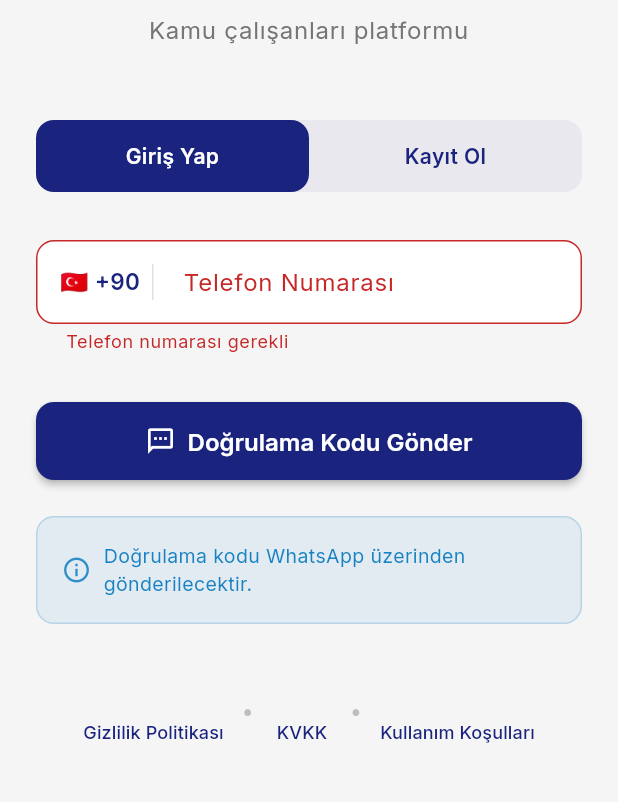
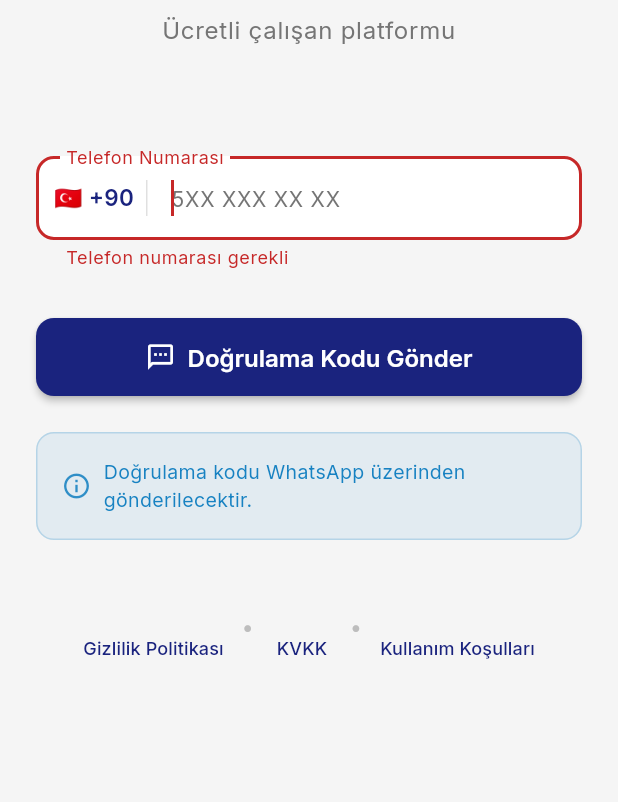
Before and after one commit to SahinSedat/kamulog_superapp, a Flutter app: the screen it shows after launch, after a tap on "Doğrulama Kodu Gönder", on a phone screen of 412 x 824 dp, the part 324-1126 px from its top. Run offline on Flutter 3.47's test engine with Material 3 defaults, Android fonts, the phone set to English and light mode, and no system bars; our stand-ins replace connectivity_plus, dartz, dio, equatable, flutter_dotenv, flutter_riverpod and 5 more.

Commit message:
feat: Add home screen stories and banner carousel, and improve router's authentication state handling with Riverpod.

```diff
--- /dev/null
+++ b/devtools_options.yaml
@@ -0,0 +1,3 @@
+description: This file stores settings for Dart & Flutter DevTools.
+documentation: https://docs.flutter.dev/tools/devtools/extensions#configure-extension-enablement-states
+extensions:
--- a/lib/features/auth/data/datasources/auth_remote_datasource.dart
+++ b/lib/features/auth/data/datasources/auth_remote_datasource.dart
@@ -79,7 +79,7 @@ class AuthRemoteDataSourceImpl implements AuthRemoteDataSource {
     try {
       final response = await apiClient.post(
         ApiEndpoints.register,
-        data: {'phone': phone, 'name': name, 'email': ?email},
+        data: {'phone': phone, 'name': name, if (email != null) 'email': email},
       );
       return response.statusCode == 200 || response.statusCode == 201;
     } on ServerException {
--- a/lib/features/auth/presentation/providers/auth_provider.dart
+++ b/lib/features/auth/presentation/providers/auth_provider.dart
@@ -1,7 +1,9 @@
+import 'dart:convert';
 import 'package:flutter_riverpod/flutter_riverpod.dart';
 import 'package:kamulog_superapp/core/providers/core_providers.dart';
 import 'package:kamulog_superapp/features/auth/data/datasources/auth_local_datasource.dart';
 import 'package:kamulog_superapp/features/auth/data/datasources/auth_remote_datasource.dart';
+import 'package:kamulog_superapp/features/auth/data/models/user_model.dart';
 import 'package:kamulog_superapp/features/auth/data/repositories/auth_repository_impl.dart';
 import 'package:kamulog_superapp/features/auth/domain/entities/user.dart';
 import 'package:kamulog_superapp/features/auth/domain/repositories/auth_repository.dart';
@@ -66,19 +68,40 @@ class AuthState {
 // ── Auth Notifier ──
 class AuthNotifier extends StateNotifier<AuthState> {
   final AuthRepository _repository;
+  final AuthLocalDataSource _localDataSource;
 
-  AuthNotifier(this._repository) : super(const AuthState()) {
+  // TODO: Set to false before production release
+  static const bool _kDevMode = true;
+
+  AuthNotifier(this._repository, this._localDataSource)
+    : super(const AuthState()) {
     _checkAuth();
   }
 
   Future<void> _checkAuth() async {
     state = state.copyWith(status: AuthStatus.loading);
+
+    if (_kDevMode) {
+      // In dev mode, check if we have a cached user from a previous session
+      final cachedUser = await _localDataSource.getCachedUser();
+      if (cachedUser != null) {
+        state = state.copyWith(
+          status: AuthStatus.authenticated,
+          user: cachedUser,
+        );
+        return;
+      }
+      state = state.copyWith(status: AuthStatus.unauthenticated);
+      return;
+    }
+
     final isAuth = await _repository.isAuthenticated();
     if (isAuth) {
       final result = await _repository.getCurrentUser();
       result.fold(
         (failure) => state = state.copyWith(status: AuthStatus.unauthenticated),
-        (user) => state = state.copyWith(
+        (user) =>
+            state = state.copyWith(
               status: AuthStatus.authenticated,
               user: user,
             ),
@@ -90,9 +113,17 @@ class AuthNotifier extends StateNotifier<AuthState> {
 
   Future<void> sendOtp(String phone) async {
     state = state.copyWith(status: AuthStatus.loading, phone: phone);
+
+    if (_kDevMode) {
+      await Future.delayed(const Duration(milliseconds: 500));
+      state = state.copyWith(status: AuthStatus.otpSent);
+      return;
+    }
+
     final result = await _repository.sendOtp(phone: phone);
     result.fold(
-      (failure) => state = state.copyWith(
+      (failure) =>
+          state = state.copyWith(
             status: AuthStatus.error,
             error: failure.message,
           ),
@@ -103,9 +134,27 @@ class AuthNotifier extends StateNotifier<AuthState> {
   Future<void> verifyOtp(String code) async {
     if (state.phone == null) return;
     state = state.copyWith(status: AuthStatus.loading);
+
+    if (_kDevMode) {
+      await Future.delayed(const Duration(milliseconds: 500));
+      final mockUser = UserModel(
+        id: 'dev-user-001',
+        name: 'Test Kullanıcı',
+        email: 'test@kamulog.com',
+        phone: state.phone ?? '+905551234567',
+        role: 'user',
+        isVerified: true,
+      );
+      // Persist mock user so session survives app restart
+      await _localDataSource.cacheUser(mockUser);
+      state = state.copyWith(status: AuthStatus.authenticated, user: mockUser);
+      return;
+    }
+
     final result = await _repository.verifyOtp(phone: state.phone!, code: code);
     result.fold(
-      (failure) => state = state.copyWith(
+      (failure) =>
+          state = state.copyWith(
             status: AuthStatus.error,
             error: failure.message,
           ),
@@ -126,7 +175,8 @@ class AuthNotifier extends StateNotifier<AuthState> {
       email: email,
     );
     result.fold(
-      (failure) => state = state.copyWith(
+      (failure) =>
+          state = state.copyWith(
             status: AuthStatus.error,
             error: failure.message,
           ),
@@ -142,7 +192,8 @@ class AuthNotifier extends StateNotifier<AuthState> {
       code: code,
     );
     result.fold(
-      (failure) => state = state.copyWith(
+      (failure) =>
+          state = state.copyWith(
             status: AuthStatus.error,
             error: failure.message,
           ),
@@ -153,6 +204,7 @@ class AuthNotifier extends StateNotifier<AuthState> {
 
   Future<void> logout() async {
     state = state.copyWith(status: AuthStatus.loading);
+    await _localDataSource.clearCache();
     await _repository.logout();
     state = const AuthState(status: AuthStatus.unauthenticated);
   }
@@ -164,7 +216,10 @@ class AuthNotifier extends StateNotifier<AuthState> {
 
 // ── Providers ──
 final authProvider = StateNotifierProvider<AuthNotifier, AuthState>((ref) {
-  return AuthNotifier(ref.watch(authRepositoryProvider));
+  return AuthNotifier(
+    ref.watch(authRepositoryProvider),
+    ref.watch(authLocalDataSourceProvider),
+  );
 });
 
 final currentUserProvider = Provider<User?>((ref) {
--- a/lib/features/auth/presentation/screens/phone_input_screen.dart
+++ b/lib/features/auth/presentation/screens/phone_input_screen.dart
@@ -1,5 +1,4 @@
 import 'package:flutter/material.dart';
-import 'package:flutter/services.dart';
 import 'package:flutter_riverpod/flutter_riverpod.dart';
 import 'package:go_router/go_router.dart';
 import 'package:kamulog_superapp/core/theme/app_theme.dart';
@@ -22,13 +21,10 @@ class _PhoneInputScreenState extends ConsumerState<PhoneInputScreen> {
     mask: '### ### ## ##',
     filter: {'#': RegExp(r'[0-9]')},
   );
-  bool _isLogin = true;
-  final _nameController = TextEditingController();
 
   @override
   void dispose() {
     _phoneController.dispose();
-    _nameController.dispose();
     super.dispose();
   }
 
@@ -37,14 +33,7 @@ class _PhoneInputScreenState extends ConsumerState<PhoneInputScreen> {
 
     final phone = _phoneMask.getUnmaskedText();
     final formattedPhone = Formatters.formatPhoneForApi(phone);
-
-    if (_isLogin) {
-      ref.read(authProvider.notifier).sendOtp(formattedPhone);
-    } else {
-      ref
-          .read(authProvider.notifier)
-          .register(phone: formattedPhone, name: _nameController.text.trim());
-    }
+    ref.read(authProvider.notifier).sendOtp(formattedPhone);
   }
 
   @override
@@ -112,71 +101,29 @@ class _PhoneInputScreenState extends ConsumerState<PhoneInputScreen> {
                   ),
                   const SizedBox(height: AppTheme.spacingSm),
                   Text(
-                    'Kamu çalışanları platformu',
+                    'Ücretli çalışan platformu',
                     style: theme.textTheme.bodyLarge?.copyWith(
                       color: theme.textTheme.bodyMedium?.color,
                     ),
                     textAlign: TextAlign.center,
                   ),
-                  const SizedBox(height: AppTheme.spacingXxl),
-
-                  // Toggle Login/Register
-                  Container(
-                    decoration: BoxDecoration(
-                      color: theme.colorScheme.primary.withValues(alpha: 0.06),
-                      borderRadius: BorderRadius.circular(AppTheme.radiusMd),
-                    ),
-                    child: Row(
-                      children: [
-                        Expanded(
-                          child: _TabButton(
-                            text: 'Giriş Yap',
-                            isSelected: _isLogin,
-                            onTap: () => setState(() => _isLogin = true),
-                          ),
-                        ),
-                        Expanded(
-                          child: _TabButton(
-                            text: 'Kayıt Ol',
-                            isSelected: !_isLogin,
-                            onTap: () => setState(() => _isLogin = false),
-                          ),
-                        ),
-                      ],
-                    ),
-                  ),
-                  const SizedBox(height: AppTheme.spacingXl),
-
-                  // Name field (register only)
-                  if (!_isLogin) ...[
-                    KamulogTextField(
-                      controller: _nameController,
-                      labelText: 'Ad Soyad',
-                      hintText: 'Adınızı giriniz',
-                      prefixIcon: Icons.person_outline,
-                      validator: (v) =>
-                          Validators.validateRequired(v, 'Ad Soyad'),
-                    ),
-                    const SizedBox(height: AppTheme.spacingMd),
-                  ],
+                  const SizedBox(height: AppTheme.spacingXxl * 1.5),
 
                   // Phone field
                   TextFormField(
                     controller: _phoneController,
                     keyboardType: TextInputType.phone,
-                    inputFormatters: [
-                      _phoneMask,
-                      FilteringTextInputFormatter.allow(RegExp(r'[\d\s]')),
-                    ],
-                    validator: (v) =>
-                        Validators.validatePhone(_phoneMask.getUnmaskedText()),
+                    inputFormatters: [_phoneMask],
+                    autofocus: true,
+                    validator:
+                        (v) => Validators.validatePhone(
+                          _phoneMask.getUnmaskedText(),
+                        ),
                     decoration: InputDecoration(
                       labelText: 'Telefon Numarası',
                       hintText: '5XX XXX XX XX',
-                      prefixIcon: Container(
-                        padding: const EdgeInsets.symmetric(
-                          horizontal: AppTheme.spacingMd,
-                        ),
+                      prefixIcon: Padding(
+                        padding: const EdgeInsets.symmetric(horizontal: 12),
                         child: Row(
                           mainAxisSize: MainAxisSize.min,
                           children: [
@@ -197,6 +144,10 @@ class _PhoneInputScreenState extends ConsumerState<PhoneInputScreen> {
                           ],
                         ),
                       ),
+                      prefixIconConstraints: const BoxConstraints(
+                        minWidth: 0,
+                        minHeight: 0,
+                      ),
                       helperText: 'WhatsApp doğrulaması için zorunlu',
                       helperStyle: TextStyle(
                         fontSize: 12,
@@ -208,7 +159,7 @@ class _PhoneInputScreenState extends ConsumerState<PhoneInputScreen> {
 
                   // Submit button
                   KamulogButton(
-                    text: _isLogin ? 'Doğrulama Kodu Gönder' : 'Kayıt Ol',
+                    text: 'Doğrulama Kodu Gönder',
                     onPressed: _submit,
                     isLoading: authState.status == AuthStatus.loading,
                     icon: Icons.sms_outlined,
@@ -285,42 +236,3 @@ class _PhoneInputScreenState extends ConsumerState<PhoneInputScreen> {
     );
   }
 }
-
-class _TabButton extends StatelessWidget {
-  final String text;
-  final bool isSelected;
-  final VoidCallback onTap;
-
-  const _TabButton({
-    required this.text,
-    required this.isSelected,
-    required this.onTap,
-  });
-
-  @override
-  Widget build(BuildContext context) {
-    return GestureDetector(
-      onTap: onTap,
-      child: AnimatedContainer(
-        duration: const Duration(milliseconds: 200),
-        padding: const EdgeInsets.symmetric(vertical: 14),
-        decoration: BoxDecoration(
-          color: isSelected
-              ? Theme.of(context).colorScheme.primary
-              : Colors.transparent,
-          borderRadius: BorderRadius.circular(AppTheme.radiusMd),
-        ),
-        child: Text(
-          text,
-          textAlign: TextAlign.center,
-          style: TextStyle(
-            fontWeight: FontWeight.w600,
-            color: isSelected
-                ? Colors.white
-                : Theme.of(context).colorScheme.primary,
-          ),
-        ),
-      ),
-    );
-  }
-}
--- a/lib/features/home/presentation/widgets/home_dashboard.dart
+++ b/lib/features/home/presentation/widgets/home_dashboard.dart
@@ -61,7 +61,7 @@ class HomeDashboard extends ConsumerWidget {
                 ),
                 const SizedBox(height: AppTheme.spacingMd),
                 Text(
-                  'Kamu çalışanları için hepsi bir arada platform',
+                  'Ücretli çalışanlar için hepsi bir arada platform',
                   style: theme.textTheme.bodyMedium?.copyWith(
                     color: Colors.white60,
                   ),
@@ -135,7 +135,8 @@ class HomeDashboard extends ConsumerWidget {
     final announcements = [
       {
         'title': 'Yeni Becayiş Dönemi Başladı',
-        'subtitle': 'Kamu çalışanları için yer değiştirme başvuruları açıldı.',
+        'subtitle':
+            'Ücretli çalışanlar için yer değiştirme başvuruları açıldı.',
         'date': '15 Şubat 2026',
         'icon': Icons.campaign_outlined,
       },
--- a/lib/features/stk/presentation/screens/stk_screen.dart
+++ b/lib/features/stk/presentation/screens/stk_screen.dart
@@ -103,14 +103,14 @@ class _AnnouncementsTab extends StatelessWidget {
               ),
               const SizedBox(height: AppTheme.spacingMd),
               Text(
-                'Kamu Çalışanları İçin Önemli Duyuru #${index + 1}',
+                'Çalışanlar İçin Önemli Duyuru #${index + 1}',
                 style: theme.textTheme.titleSmall?.copyWith(
                   fontWeight: FontWeight.w600,
                 ),
               ),
               const SizedBox(height: AppTheme.spacingXs),
               Text(
-                'Bu duyuru kamu çalışanlarını ilgilendiren önemli gelişmeleri içermektedir. Detaylı bilgi için tıklayınız.',
+                'Bu duyuru tüm çalışanları ilgilendiren önemli gelişmeleri içermektedir. Detaylı bilgi için tıklayınız.',
                 style: theme.textTheme.bodyMedium,
                 maxLines: 2,
                 overflow: TextOverflow.ellipsis,
@@ -260,7 +260,7 @@ class _OrganizationsTab extends StatelessWidget {
   Widget build(BuildContext context) {
     final orgs = [
       {'name': 'Kamulog STK Derneği', 'members': 15420, 'type': 'Dernek'},
-      {'name': 'Kamu Çalışanları Birliği', 'members': 8750, 'type': 'Sendika'},
+      {'name': 'Çalışanlar Birliği', 'members': 8750, 'type': 'Sendika'},
       {'name': 'Eğitimciler Derneği', 'members': 6200, 'type': 'Dernek'},
       {
         'name': 'Sağlık Çalışanları Platformu',
--- a/lib/router/app_router.dart
+++ b/lib/router/app_router.dart
@@ -1,3 +1,4 @@
+import 'package:flutter/foundation.dart';
 import 'package:flutter_riverpod/flutter_riverpod.dart';
 import 'package:go_router/go_router.dart';
 import 'package:kamulog_superapp/features/auth/presentation/providers/auth_provider.dart';
@@ -6,13 +7,33 @@ import 'package:kamulog_superapp/features/auth/presentation/screens/otp_verifica
 import 'package:kamulog_superapp/features/home/presentation/screens/home_screen.dart';
 import 'package:kamulog_superapp/features/danismanlik/presentation/screens/danismanlik_screen.dart';
 
+/// Bridges Riverpod state changes to GoRouter's refreshListenable
+class AuthChangeNotifier extends ChangeNotifier {
+  AuthChangeNotifier(Ref ref) {
+    _sub = ref.listen<AuthState>(authProvider, (_, __) {
+      notifyListeners();
+    });
+  }
+
+  late final ProviderSubscription<AuthState> _sub;
+
+  @override
+  void dispose() {
+    _sub.close();
+    super.dispose();
+  }
+}
+
 final routerProvider = Provider<GoRouter>((ref) {
-  final authState = ref.watch(authProvider);
+  final notifier = AuthChangeNotifier(ref);
+  ref.onDispose(notifier.dispose);
 
   return GoRouter(
     initialLocation: '/',
     debugLogDiagnostics: true,
+    refreshListenable: notifier,
     redirect: (context, state) {
+      final authState = ref.read(authProvider);
       final isAuth = authState.status == AuthStatus.authenticated;
       final isAuthRoute =
           state.matchedLocation == '/login' || state.matchedLocation == '/otp';
@@ -23,7 +44,7 @@ final routerProvider = Provider<GoRouter>((ref) {
       // Still checking auth state
       if (isLoading) return null;
 
-      // Not authenticated — redirect to login
+      // Not authenticated — redirect to login (except auth routes)
       if (!isAuth && !isAuthRoute) return '/login';
 
       // Already authenticated — redirect away from auth pages
```
Also changed, not shown: lib/features/home/presentation/widgets/stories_and_banners.dart (added, +300 -0 lines), 4 other files. Lines whose indentation alone changed are shown as unchanged.
